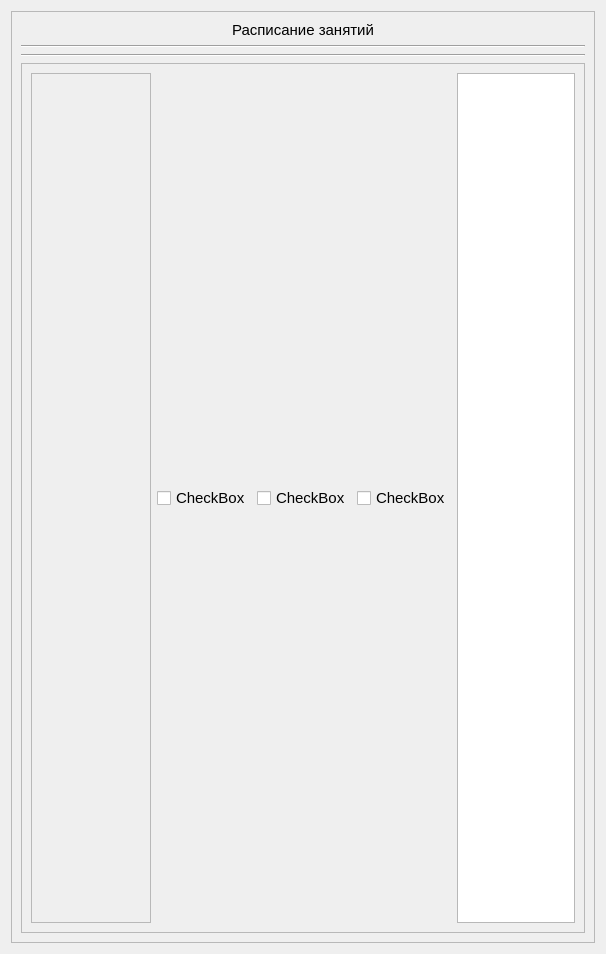
AlexanderSokolov69/Journals, file widgets/checkTable.ui: the form before one commit.
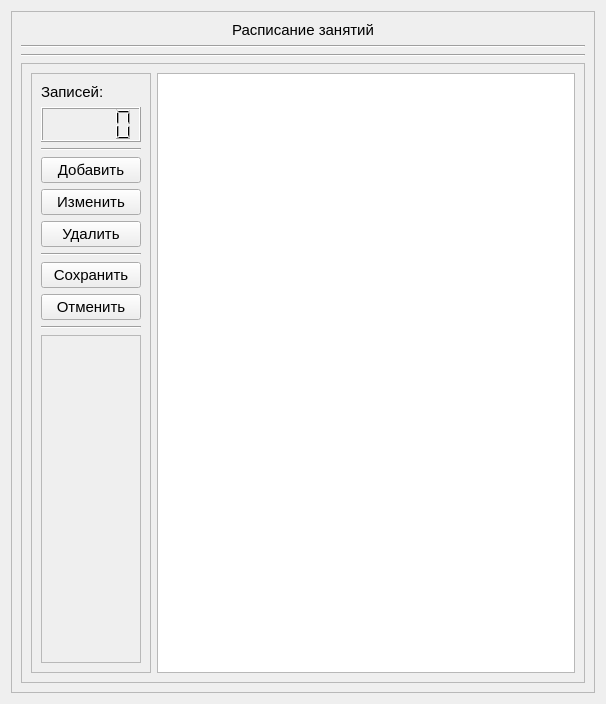
The form after the commit.

What changed in the file:
```diff
--- a/widgets/checkTable.ui
+++ b/widgets/checkTable.ui
@@ -7,7 +7,7 @@
     <x>0</x>
     <y>0</y>
     <width>606</width>
-    <height>954</height>
+    <height>704</height>
    </rect>
   </property>
   <property name="font">
@@ -89,12 +89,47 @@
              <property name="frameShadow">
               <enum>QFrame::Raised</enum>
              </property>
+             <layout class="QVBoxLayout" name="verticalLayout_3">
+              <item>
+               <widget class="QLabel" name="label_2">
+                <property name="sizePolicy">
+                 <sizepolicy hsizetype="Preferred" vsizetype="Fixed">
+                  <horstretch>0</horstretch>
+                  <verstretch>0</verstretch>
+                 </sizepolicy>
+                </property>
+                <property name="text">
+                 <string>Записей:</string>
+                </property>
             </widget>
            </item>
            <item>
-            <widget class="QCheckBox" name="checkBox">
+               <widget class="QLCDNumber" name="tab4_count_lcd">
+                <property name="sizePolicy">
+                 <sizepolicy hsizetype="Minimum" vsizetype="Fixed">
+                  <horstretch>0</horstretch>
+                  <verstretch>0</verstretch>
+                 </sizepolicy>
+                </property>
+                <property name="minimumSize">
+                 <size>
+                  <width>0</width>
+                  <height>35</height>
+                 </size>
+                </property>
+               </widget>
+              </item>
+              <item>
+               <widget class="Line" name="line_3">
+                <property name="orientation">
+                 <enum>Qt::Horizontal</enum>
+                </property>
+               </widget>
+              </item>
+              <item>
+               <widget class="QPushButton" name="tab4_add_btn">
              <property name="text">
-              <string>CheckBox</string>
+                 <string>Добавить</string>
              </property>
              <attribute name="buttonGroup">
               <string notr="true">buttonGroup</string>
@@ -102,9 +137,9 @@
             </widget>
            </item>
            <item>
-            <widget class="QCheckBox" name="checkBox_2">
+               <widget class="QPushButton" name="tab4_edit_btn">
              <property name="text">
-              <string>CheckBox</string>
+                 <string>Изменить</string>
              </property>
              <attribute name="buttonGroup">
               <string notr="true">buttonGroup</string>
@@ -112,9 +147,9 @@
             </widget>
            </item>
            <item>
-            <widget class="QCheckBox" name="checkBox_3">
+               <widget class="QPushButton" name="tab4_del_btn">
              <property name="text">
-              <string>CheckBox</string>
+                 <string>Удалить</string>
              </property>
              <attribute name="buttonGroup">
               <string notr="true">buttonGroup</string>
@@ -122,7 +157,54 @@
             </widget>
            </item>
            <item>
-            <widget class="QTableView" name="tableView"/>
+               <widget class="Line" name="line_4">
+                <property name="orientation">
+                 <enum>Qt::Horizontal</enum>
+                </property>
+               </widget>
+              </item>
+              <item>
+               <widget class="QPushButton" name="tab4_commit_btn">
+                <property name="text">
+                 <string>Сохранить</string>
+                </property>
+                <attribute name="buttonGroup">
+                 <string notr="true">tab4_btn_group</string>
+                </attribute>
+               </widget>
+              </item>
+              <item>
+               <widget class="QPushButton" name="tab4_rollback_btn">
+                <property name="text">
+                 <string>Отменить</string>
+                </property>
+                <attribute name="buttonGroup">
+                 <string notr="true">tab4_btn_group</string>
+                </attribute>
+               </widget>
+              </item>
+              <item>
+               <widget class="Line" name="line_5">
+                <property name="orientation">
+                 <enum>Qt::Horizontal</enum>
+                </property>
+               </widget>
+              </item>
+              <item>
+               <widget class="QFrame" name="frame_4">
+                <property name="frameShape">
+                 <enum>QFrame::StyledPanel</enum>
+                </property>
+                <property name="frameShadow">
+                 <enum>QFrame::Raised</enum>
+                </property>
+               </widget>
+              </item>
+             </layout>
+            </widget>
+           </item>
+           <item>
+            <widget class="QTableView" name="tab4_rasp_view"/>
            </item>
           </layout>
          </item>
```
Left out of the diff: 11 changed lines with no effect on the pictures. Lines whose indentation alone changed are shown as unchanged.
